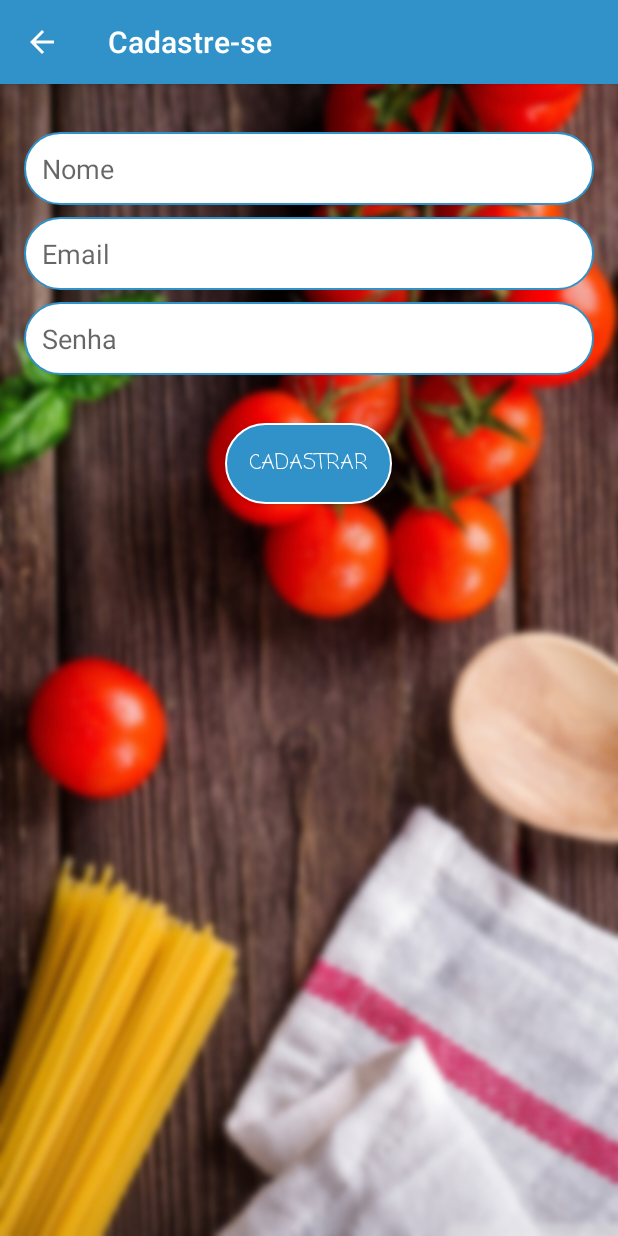
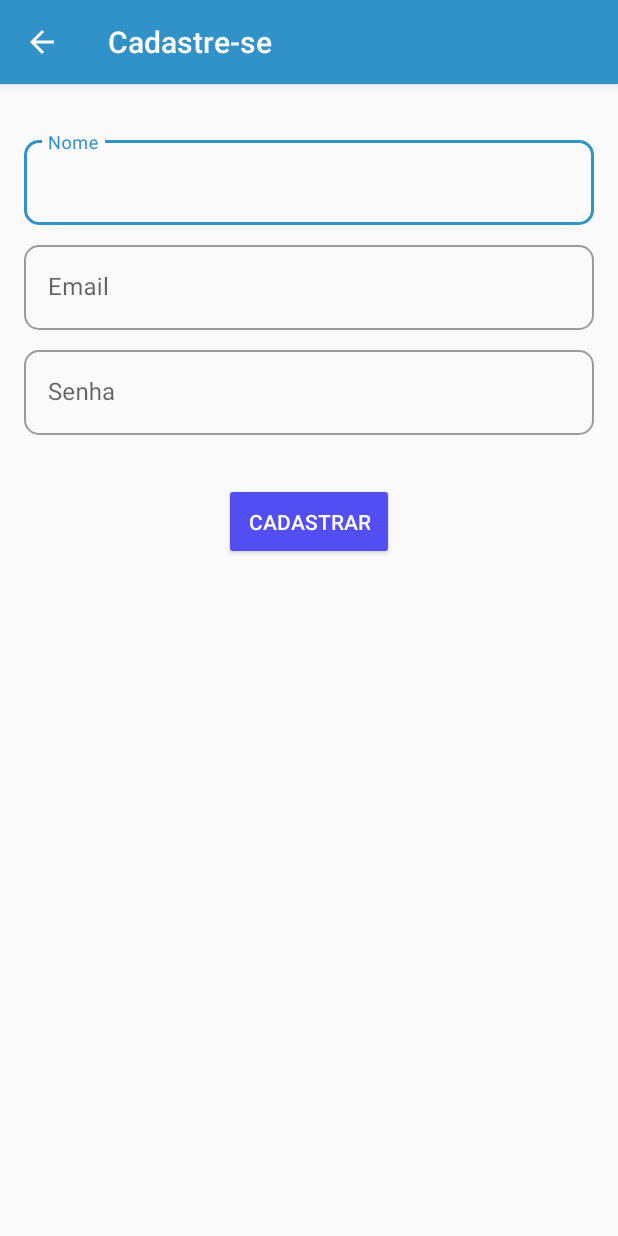
Before and after one commit to jailsonsilvajr/mylist, an Android app: the RegisterActivity screen opened directly, with no data from a screen before it, after a tap on "CADASTRAR", on a phone screen of 412 x 824 dp. Run offline under Robolectric (Android 15) with nearby library versions, the phone set to English and light mode, and no system bars.

Commit message:
Usando TextInputLayout no lugar de EditText

```diff
--- a/app/src/main/java/com/jailson/mylist/activity/RegisterActivity.java
+++ b/app/src/main/java/com/jailson/mylist/activity/RegisterActivity.java
@@ -8,19 +8,19 @@ import android.os.Bundle;
 import android.view.MenuItem;
 import android.view.View;
 import android.widget.Button;
-import android.widget.EditText;
 import android.widget.ProgressBar;
 import android.widget.Toast;
 
+import com.google.android.material.textfield.TextInputLayout;
 import com.jailson.mylist.R;
 import com.jailson.mylist.object.User;
 import com.jailson.mylist.service.Service;
 
 public class RegisterActivity extends AppCompatActivity {
 
-    private EditText editext_name;
-    private EditText editext_email;
-    private EditText editext_password;
+    private TextInputLayout textInputLayout_name;
+    private TextInputLayout textInputLayout_email;
+    private TextInputLayout textInputLayout_password;
     private Button button_register;
     private ProgressBar progressBar_register;
 
@@ -48,9 +48,10 @@ public class RegisterActivity extends AppCompatActivity {
             @Override
             public void onClick(View v) {
 
-                String name = editext_name.getText().toString();
-                String email = editext_email.getText().toString();
-                String password = editext_password.getText().toString();
+                //String name = editext_name.getText().toString();
+                String name = textInputLayout_name.getEditText().getText().toString();
+                String email = textInputLayout_email.getEditText().getText().toString();
+                String password = textInputLayout_password.getEditText().getText().toString();
 
                 new Register(name, email, password).execute();
             }
@@ -59,9 +60,10 @@ public class RegisterActivity extends AppCompatActivity {
 
     private void init_views() {
 
-        this.editext_name = findViewById(R.id.etRegister_name);
-        this.editext_email = findViewById(R.id.etRegister_email);
-        this.editext_password = findViewById(R.id.etRegister_password);
+        //this.editext_name = findViewById(R.id.etRegister_name);
+        this.textInputLayout_name = findViewById(R.id.etRegister_name);
+        this.textInputLayout_email = findViewById(R.id.etRegister_email);
+        this.textInputLayout_password = findViewById(R.id.etRegister_password);
         this.button_register = findViewById(R.id.btnRegister_register);
         this.progressBar_register = findViewById(R.id.progressBar_register);
     }
--- a/app/src/main/res/layout/activity_register.xml
+++ b/app/src/main/res/layout/activity_register.xml
@@ -4,41 +4,70 @@
     xmlns:app="http://schemas.android.com/apk/res-auto"
     android:layout_width="match_parent"
     android:layout_height="match_parent"
-    android:orientation="vertical"
-    android:background="@drawable/background_login_desfoque_25">
+    android:orientation="vertical">
 
-    <EditText
+    <com.google.android.material.textfield.TextInputLayout
         android:id="@+id/etRegister_name"
         android:layout_width="match_parent"
         android:layout_height="wrap_content"
         android:layout_marginTop="32dp"
         android:layout_marginLeft="16dp"
         android:layout_marginRight="16dp"
-        android:background="@drawable/background_edittext"
-        android:inputType="text"
-        android:hint="@string/name"/>
+        app:boxCornerRadiusBottomEnd="10dp"
+        app:boxCornerRadiusBottomStart="10dp"
+        app:boxCornerRadiusTopEnd="10dp"
+        app:boxCornerRadiusTopStart="10dp"
+        style="@style/Widget.MaterialComponents.TextInputLayout.OutlinedBox">
 
-    <EditText
+        <com.google.android.material.textfield.TextInputEditText
+            android:layout_width="match_parent"
+            android:layout_height="wrap_content"
+            android:hint="@string/name"
+            android:inputType="textPersonName"/>
+
+    </com.google.android.material.textfield.TextInputLayout>
+
+    <com.google.android.material.textfield.TextInputLayout
         android:id="@+id/etRegister_email"
         android:layout_width="match_parent"
         android:layout_height="wrap_content"
         android:layout_marginTop="8dp"
         android:layout_marginLeft="16dp"
         android:layout_marginRight="16dp"
-        android:background="@drawable/background_edittext"
-        android:inputType="textEmailAddress"
-        android:hint="@string/email"/>
+        app:boxCornerRadiusBottomEnd="10dp"
+        app:boxCornerRadiusBottomStart="10dp"
+        app:boxCornerRadiusTopEnd="10dp"
+        app:boxCornerRadiusTopStart="10dp"
+        style="@style/Widget.MaterialComponents.TextInputLayout.OutlinedBox">
 
-    <EditText
+        <com.google.android.material.textfield.TextInputEditText
+            android:layout_width="match_parent"
+            android:layout_height="wrap_content"
+            android:hint="@string/email"
+            android:inputType="textEmailAddress"/>
+
+    </com.google.android.material.textfield.TextInputLayout>
+
+    <com.google.android.material.textfield.TextInputLayout
         android:id="@+id/etRegister_password"
         android:layout_width="match_parent"
         android:layout_height="wrap_content"
         android:layout_marginTop="8dp"
         android:layout_marginLeft="16dp"
         android:layout_marginRight="16dp"
-        android:background="@drawable/background_edittext"
-        android:inputType="textVisiblePassword"
-        android:hint="@string/password"/>
+        app:boxCornerRadiusBottomEnd="10dp"
+        app:boxCornerRadiusBottomStart="10dp"
+        app:boxCornerRadiusTopEnd="10dp"
+        app:boxCornerRadiusTopStart="10dp"
+        style="@style/Widget.MaterialComponents.TextInputLayout.OutlinedBox">
+
+        <com.google.android.material.textfield.TextInputEditText
+            android:layout_width="match_parent"
+            android:layout_height="wrap_content"
+            android:hint="@string/password"
+            android:inputType="textVisiblePassword"/>
+
+    </com.google.android.material.textfield.TextInputLayout>
 
     <Button
         android:id="@+id/btnRegister_register"
@@ -50,9 +79,8 @@
         android:padding="16dp"
         android:elevation="16dp"
         android:text="@string/register3"
-        android:fontFamily="casual"
         android:textColor="@color/colorAccent"
-        android:background="@drawable/background_btn_login"/>
+        android:backgroundTint="@color/colorPrimaryDark"/>
 
     <ProgressBar
         android:id="@+id/progressBar_register"
```
